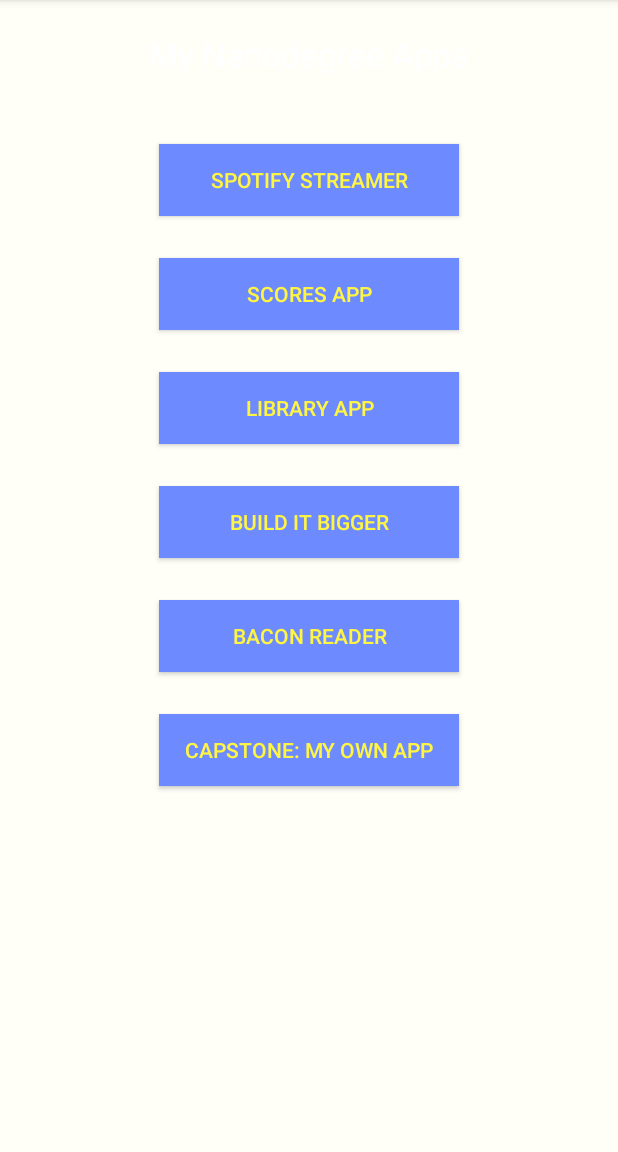
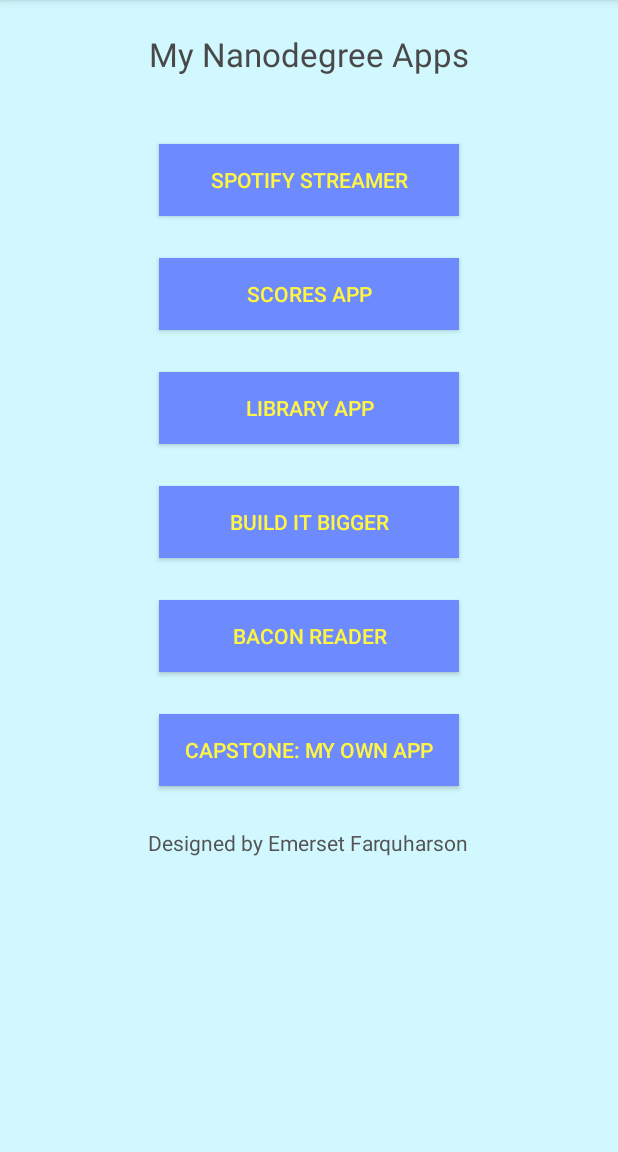
Before and after one commit to emerset/my-app-portfolio, an Android app: the screen it shows after launch (MainActivity), on a phone screen of 412 x 824 dp, the part 84-1236 px from its top. Run offline under Robolectric (Android 15) with nearby library versions, the phone set to English and light mode, and no system bars.

```diff
--- a/app/src/main/java/com/efarquharson/myappportfolio/MainActivity.java
+++ b/app/src/main/java/com/efarquharson/myappportfolio/MainActivity.java
@@ -1,11 +1,13 @@
 package com.efarquharson.myappportfolio;
 
+import android.content.Context;
 import android.os.Bundle;
 import android.support.v7.app.AppCompatActivity;
 import android.view.Menu;
 import android.view.MenuItem;
 import android.view.View;
 import android.widget.Button;
+import android.widget.Toast;
 
 
 public class MainActivity extends AppCompatActivity {
@@ -15,11 +17,79 @@ public class MainActivity extends AppCompatActivity {
         super.onCreate(savedInstanceState);
         setContentView(R.layout.activity_main);
 
-        final Button spotifyButton = (Button) findViewById(R.id.spotify_button);
+        Context context = getApplicationContext();
+
+        // declare toast message Strings
+        String spotifyMessage = "This button will launch the Spotify Streamer App";
+        String scoresMessage = "This button will launch the Scores App";
+        String libraryMessage = "This button will launch the Library App";
+        String buildMessage = "This button will launch the Build It Bigger App";
+        String baconMessage = "This button will launch the Bacon Reader App";
+        String capstoneMessage = "This button will launch the Capstone App";
+
+        // set toast visibility time
+        int duration = Toast.LENGTH_SHORT;
+
+        // set toast objects
+        final Toast spotifyToast = Toast.makeText(context, spotifyMessage, duration);
+        final Toast scoresToast = Toast.makeText(context, scoresMessage, duration);
+        final Toast libraryToast = Toast.makeText(context, libraryMessage, duration);
+        final Toast buildToast = Toast.makeText(context, buildMessage, duration);
+        final Toast baconToast = Toast.makeText(context, baconMessage, duration);
+        final Toast capstoneToast = Toast.makeText(context, capstoneMessage, duration);
+
+        // declare buttons
+        final Button spotifyButton;
+        final Button scoresButton;
+        final Button libraryButton;
+        final Button buildButton;
+        final Button baconButton;
+        final Button capstoneButton;
+
+        // assign views
+        spotifyButton = (Button) findViewById(R.id.spotify_button);
+        scoresButton = (Button) findViewById(R.id.scores_button);
+        libraryButton = (Button) findViewById(R.id.library_button);
+        buildButton = (Button) findViewById(R.id.build_button);
+        baconButton = (Button) findViewById(R.id.bacon_button);
+        capstoneButton = (Button) findViewById(R.id.capstone_button);
+
+        // set listeners
         spotifyButton.setOnClickListener(new View.OnClickListener() {
             public void onClick(View v) {
                 // Perform action on click
+                spotifyToast.show();
             }
+        });
+
+        scoresButton.setOnClickListener(new View.OnClickListener() {
+            public void onClick(View v) {
+                // Perform action on click
+                scoresToast.show();            }
+        });
+
+        libraryButton.setOnClickListener(new View.OnClickListener() {
+            public void onClick(View v) {
+                // Perform action on click
+                libraryToast.show();            }
+        });
+
+        buildButton.setOnClickListener(new View.OnClickListener() {
+            public void onClick(View v) {
+                // Perform action on click
+                buildToast.show();            }
+        });
+
+        baconButton.setOnClickListener(new View.OnClickListener() {
+            public void onClick(View v) {
+                // Perform action on click
+                baconToast.show();            }
+        });
+
+        capstoneButton.setOnClickListener(new View.OnClickListener() {
+            public void onClick(View v) {
+                // Perform action on click
+                capstoneToast.show();            }
         });
 
         //////////////////////////////////////////
--- a/app/src/main/res/layout/activity_main.xml
+++ b/app/src/main/res/layout/activity_main.xml
@@ -11,7 +11,7 @@
     android:paddingRight="@dimen/activity_horizontal_margin"
     android:paddingTop="@dimen/activity_vertical_margin"
     android:paddingBottom="@dimen/activity_vertical_margin" tools:context=".MainActivity"
-    android:background="#fffffff8">
+    android:background="#ffd1f8ff">
 
     <TextView
         android:layout_gravity="center"
@@ -20,7 +20,8 @@
         android:textAppearance="?android:attr/textAppearanceLarge"
         android:text="@string/title"
         android:layout_marginTop="5dp"
-        android:id="@+id/title" />
+        android:id="@+id/title"
+        android:textColor="#ff494949" />
 
     <Button
         android:layout_gravity="center"
@@ -82,6 +83,16 @@
         android:background="#ff6d8aff"
         android:textColor="#fffff543" />
 
+        <TextView
+            android:layout_width="wrap_content"
+            android:layout_height="wrap_content"
+            android:textAppearance="?android:attr/textAppearanceSmall"
+            android:text="@string/footer"
+            android:layout_marginTop="28dp"
+            android:id="@+id/footer"
+            android:layout_gravity="center_horizontal"
+            android:textColor="#ff545454" />
+
     </LinearLayout>
 
 </ScrollView>
--- a/app/src/main/res/values/strings.xml
+++ b/app/src/main/res/values/strings.xml
@@ -10,4 +10,6 @@
     <string name="build_button">BUILD IT BIGGER</string>
     <string name="bacon_button">BACON READER</string>
     <string name="capstone_button">CAPSTONE: MY OWN APP</string>
+
+    <string name="footer">Designed by Emerset Farquharson</string>
 </resources>
```
